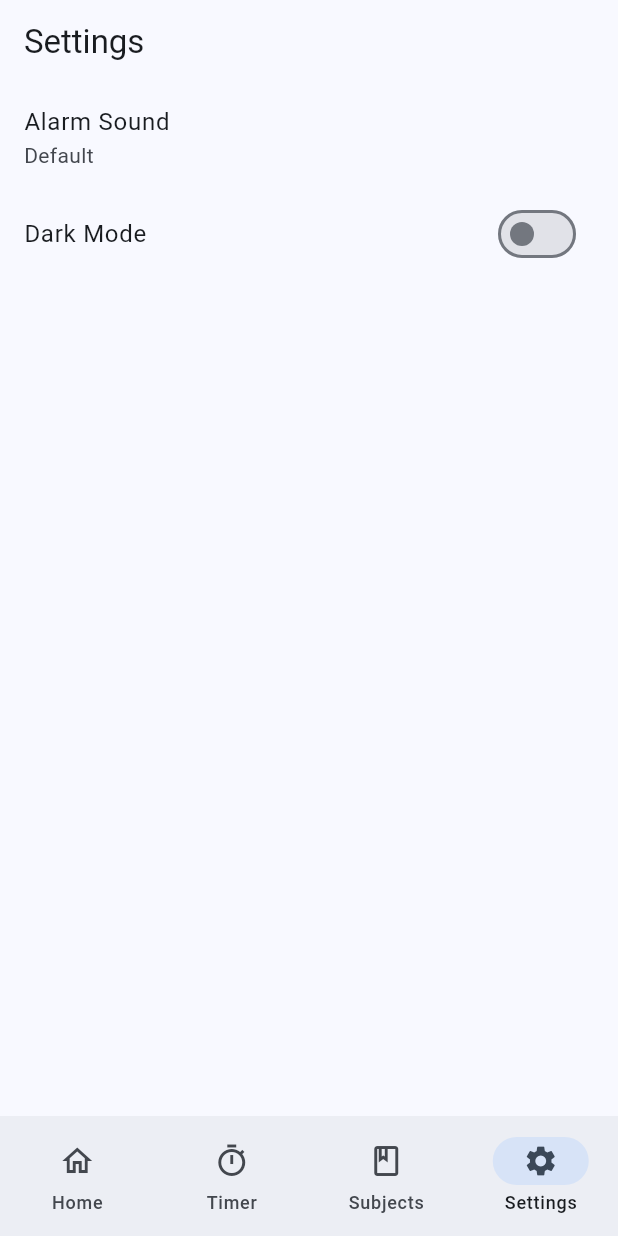
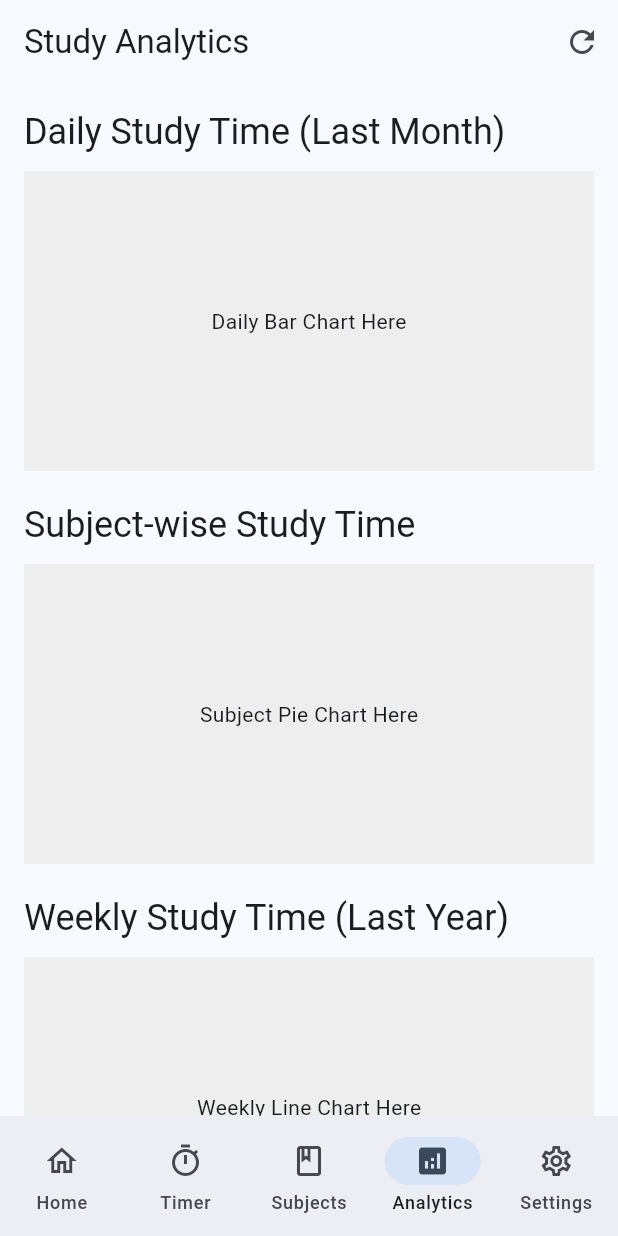
Before and after one commit to suvojit213/study_planner, a Flutter app: the screen it shows after launch, item 4 of the bottom bar chosen, on a phone screen of 412 x 824 dp. Run offline on Flutter 3.47's test engine with Material 3 defaults, Android fonts, the phone set to English and light mode, and no system bars; our stand-ins replace file_picker, flutter_colorpicker, flutter_local_notifications, lottie, shared_preferences, sqflite; missing offline and left inert: flutter_ringtone_player; accounts and stored records are empty.

Commit message:
feat: Implement basic analytics screen and data fetching

```diff
--- a/lib/database/database_helper.dart
+++ b/lib/database/database_helper.dart
@@ -268,6 +268,73 @@ class DatabaseHelper {
     return todayTime;
   }
 
+  Future<List<Map<String, dynamic>>> getDailyStudyTime(DateTime startDate, DateTime endDate) async {
+    final db = await database;
+    final result = await db.rawQuery('''
+      SELECT
+        strftime('%Y-%m-%d', datetime(start_time / 1000, 'unixepoch')) as study_date,
+        SUM(duration_minutes) as total_minutes
+      FROM study_sessions
+      WHERE start_time >= ? AND start_time < ? AND is_completed = 1
+      GROUP BY study_date
+      ORDER BY study_date
+    ''', [startDate.millisecondsSinceEpoch, endDate.millisecondsSinceEpoch]);
+    return result;
+  }
+
+  Future<List<Map<String, dynamic>>> getWeeklyStudyTime(DateTime startDate, DateTime endDate) async {
+    final db = await database;
+    final result = await db.rawQuery('''
+      SELECT
+        strftime('%Y-%W', datetime(start_time / 1000, 'unixepoch')) as study_week,
+        SUM(duration_minutes) as total_minutes
+      FROM study_sessions
+      WHERE start_time >= ? AND start_time < ? AND is_completed = 1
+      GROUP BY study_week
+      ORDER BY study_week
+    ''', [startDate.millisecondsSinceEpoch, endDate.millisecondsSinceEpoch]);
+    return result;
+  }
+
+  Future<List<Map<String, dynamic>>> getMonthlyStudyTime(DateTime startDate, DateTime endDate) async {
+    final db = await database;
+    final result = await db.rawQuery('''
+      SELECT
+        strftime('%Y-%m', datetime(start_time / 1000, 'unixepoch')) as study_month,
+        SUM(duration_minutes) as total_minutes
+      FROM study_sessions
+      WHERE start_time >= ? AND start_time < ? AND is_completed = 1
+      GROUP BY study_month
+      ORDER BY study_month
+    ''', [startDate.millisecondsSinceEpoch, endDate.millisecondsSinceEpoch]);
+    return result;
+  }
+
+  Future<List<Map<String, dynamic>>> getSubjectStudyTime() async {
+    final db = await database;
+    final result = await db.rawQuery('''
+      SELECT
+        s.name as subject_name,
+        SUM(ss.duration_minutes) as total_minutes
+      FROM study_sessions ss
+      JOIN subjects s ON ss.subject_id = s.id
+      WHERE ss.is_completed = 1
+      GROUP BY s.name
+      ORDER BY total_minutes DESC
+    ''');
+    return result;
+  }
+
+  Future<List<int>> getAllStudySessionDurations() async {
+    final db = await database;
+    final result = await db.rawQuery('''
+      SELECT duration_minutes
+      FROM study_sessions
+      WHERE is_completed = 1
+    ''');
+    return result.map((row) => row['duration_minutes'] as int).toList();
+  }
+
   // Topic operations
   Future<int> insertTopic(Topic topic) async {
     final db = await database;
--- a/lib/main.dart
+++ b/lib/main.dart
@@ -9,6 +9,7 @@ import 'screens/home_screen.dart';
 import 'screens/timer_screen.dart';
 import 'screens/subjects_screen.dart';
 import 'screens/settings_screen.dart';
+import 'screens/analytics_screen.dart';
 
 final FlutterLocalNotificationsPlugin flutterLocalNotificationsPlugin =
     FlutterLocalNotificationsPlugin();
@@ -89,6 +90,7 @@ class _MainScreenState extends State<MainScreen> {
     const HomeScreen(),
     const TimerScreen(),
     const SubjectsScreen(),
+    const AnalyticsScreen(),
     const SettingsScreen(),
   ];
 
@@ -136,6 +138,11 @@ class _MainScreenState extends State<MainScreen> {
             label: 'Subjects',
           ),
           NavigationDestination(
+            icon: Icon(Icons.analytics_outlined),
+            selectedIcon: Icon(Icons.analytics),
+            label: 'Analytics',
+          ),
+          NavigationDestination(
             icon: Icon(Icons.settings_outlined),
             selectedIcon: Icon(Icons.settings),
             label: 'Settings',
--- /dev/null
+++ b/lib/screens/analytics_screen.dart
@@ -0,0 +1,129 @@
+import 'package:flutter/material.dart';
+import '../database/database_helper.dart';
+// import 'package:cristalyse/cristalyse.dart'; // Assuming this is the import path
+
+class AnalyticsScreen extends StatefulWidget {
+  const AnalyticsScreen({super.key});
+
+  @override
+  State<AnalyticsScreen> createState() => _AnalyticsScreenState();
+}
+
+class _AnalyticsScreenState extends State<AnalyticsScreen> {
+  final DatabaseHelper _dbHelper = DatabaseHelper();
+
+  // Data for charts
+  List<Map<String, dynamic>> _dailyStudyData = [];
+  List<Map<String, dynamic>> _weeklyStudyData = [];
+  List<Map<String, dynamic>> _monthlyStudyData = [];
+  List<Map<String, dynamic>> _subjectStudyData = [];
+  List<int> _sessionDurations = [];
+
+  bool _isLoading = true;
+  String? _errorMessage;
+
+  @override
+  void initState() {
+    super.initState();
+    _loadAnalyticsData();
+  }
+
+  Future<void> _loadAnalyticsData() async {
+    setState(() {
+      _isLoading = true;
+      _errorMessage = null;
+    });
+    try {
+      final now = DateTime.now();
+      final oneMonthAgo = DateTime(now.year, now.month - 1, now.day);
+      final oneYearAgo = DateTime(now.year - 1, now.month, now.day);
+
+      _dailyStudyData = await _dbHelper.getDailyStudyTime(oneMonthAgo, now);
+      _weeklyStudyData = await _dbHelper.getWeeklyStudyTime(oneYearAgo, now);
+      _monthlyStudyData = await _dbHelper.getMonthlyStudyTime(oneYearAgo, now);
+      _subjectStudyData = await _dbHelper.getSubjectStudyTime();
+      _sessionDurations = await _dbHelper.getAllStudySessionDurations();
+    } catch (e) {
+      _errorMessage = 'Failed to load analytics data: $e';
+      debugPrint(_errorMessage);
+    } finally {
+      setState(() {
+        _isLoading = false;
+      });
+    }
+  }
+
+  @override
+  Widget build(BuildContext context) {
+    return Scaffold(
+      appBar: AppBar(
+        title: const Text('Study Analytics'),
+        actions: [
+          IconButton(
+            icon: const Icon(Icons.refresh),
+            onPressed: _loadAnalyticsData,
+          ),
+        ],
+      ),
+      body: _isLoading
+          ? const Center(child: CircularProgressIndicator())
+          : _errorMessage != null
+              ? Center(child: Text(_errorMessage!))
+              : SingleChildScrollView(
+                  padding: const EdgeInsets.all(16.0),
+                  child: Column(
+                    crossAxisAlignment: CrossAxisAlignment.start,
+                    children: [
+                      Text(
+                        'Daily Study Time (Last Month)',
+                        style: Theme.of(context).textTheme.headlineSmall,
+                      ),
+                      const SizedBox(height: 10),
+                      // Placeholder for Cristalyse Bar Chart
+                      Container(
+                        height: 200,
+                        color: Colors.grey[200],
+                        child: Center(child: Text('Daily Bar Chart Here')),
+                      ),
+                      const SizedBox(height: 20),
+                      Text(
+                        'Subject-wise Study Time',
+                        style: Theme.of(context).textTheme.headlineSmall,
+                      ),
+                      const SizedBox(height: 10),
+                      // Placeholder for Cristalyse Pie Chart
+                      Container(
+                        height: 200,
+                        color: Colors.grey[200],
+                        child: Center(child: Text('Subject Pie Chart Here')),
+                      ),
+                      const SizedBox(height: 20),
+                      Text(
+                        'Weekly Study Time (Last Year)',
+                        style: Theme.of(context).textTheme.headlineSmall,
+                      ),
+                      const SizedBox(height: 10),
+                      // Placeholder for Cristalyse Line Chart
+                      Container(
+                        height: 200,
+                        color: Colors.grey[200],
+                        child: Center(child: Text('Weekly Line Chart Here')),
+                      ),
+                      const SizedBox(height: 20),
+                      Text(
+                        'Session Duration Distribution',
+                        style: Theme.of(context).textTheme.headlineSmall,
+                      ),
+                      const SizedBox(height: 10),
+                      // Placeholder for Cristalyse Histogram
+                      Container(
+                        height: 200,
+                        color: Colors.grey[200],
+                        child: Center(child: Text('Session Duration Histogram Here')),
+                      ),
+                    ],
+                  ),
+                ),
+    );
+  }
+}
--- a/pubspec.yaml
+++ b/pubspec.yaml
@@ -44,6 +44,7 @@ dependencies:
   path_provider: ^2.1.3
   flutter_ringtone_player: ^4.0.0
   lottie: ^3.1.2
+  cristalyse: ^1.2.3
 
 dev_dependencies:
   flutter_test:
```
